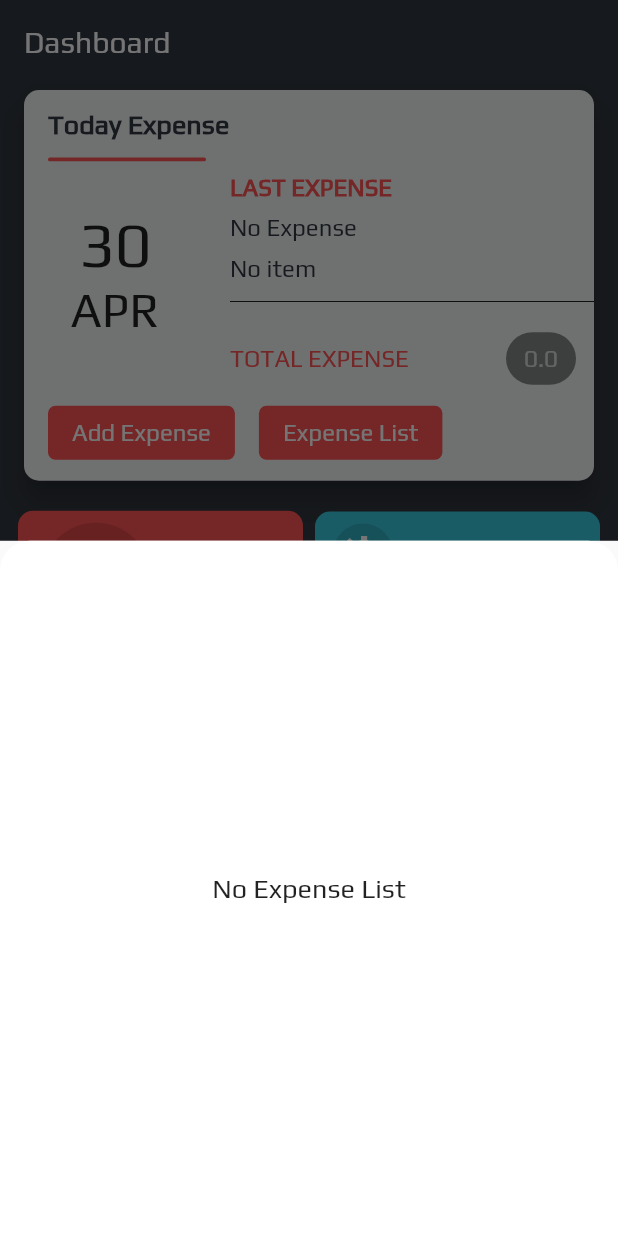
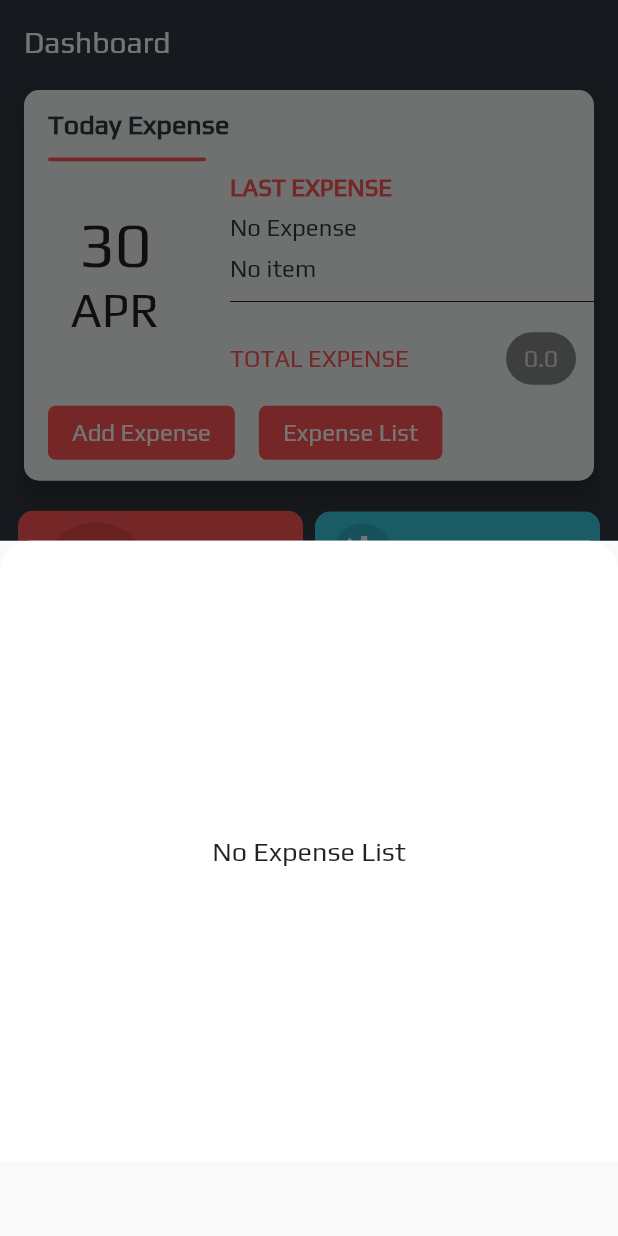
Before and after one commit to lmp95/mobile-expense, a Flutter app: the screen it shows after launch, after a tap on "Expense List", on a phone screen of 412 x 824 dp. Run offline on Flutter 3.47's test engine with Material 2 defaults, Android fonts, the phone set to English and light mode, and no system bars; drawn by our look-alikes of percent_indicator; our stand-ins replace charts_flutter, flutter_slidable, month_picker_dialog, sqflite; missing offline and left inert: date_range_picker, firebase_admob, flutter_calendar, flutter_picker; accounts and stored records are empty.

Commit message:
Added Banner Ads in App

```diff
--- a/lib/Views/Analystics/Month/analystics_main.dart
+++ b/lib/Views/Analystics/Month/analystics_main.dart
@@ -107,7 +107,7 @@ class _AnalysticsMainState extends State<AnalysticsMain> {
           ),
           body: SingleChildScrollView(
             child: Container(
-              height: dev.longestSide - kToolbarHeight - 24.0,
+              height: dev.longestSide - kToolbarHeight - 24.0 - 50.0,
               child: Column(
                 children: <Widget>[
                   Container(
--- a/lib/Views/Analystics/Month/generate_cate_monthly_exp_list.dart
+++ b/lib/Views/Analystics/Month/generate_cate_monthly_exp_list.dart
@@ -23,6 +23,7 @@ generateReport(DateTime _selectedMonth, String category, BuildContext context,
       context: context,
       builder: (builder) {
         return Container(
+          margin: EdgeInsets.only(bottom: 50.0),
           color: Colors.white,
           child: Column(
             children: <Widget>[
--- a/lib/Views/Analystics/Week/weekly_analystics_main.dart
+++ b/lib/Views/Analystics/Week/weekly_analystics_main.dart
@@ -174,7 +174,7 @@ class _WeekAnalysticsState extends State<WeekAnalystics> {
             body: loading == false
                 ? SingleChildScrollView(
                     child: Container(
-                      height: device.longestSide - kToolbarHeight - 24.0,
+                      height: device.longestSide - kToolbarHeight - 24.0 - 50.0,
                       child: Column(
                         children: <Widget>[
                           Container(
--- a/lib/Views/Analystics/Week/weekly_modal_dialog.dart
+++ b/lib/Views/Analystics/Week/weekly_modal_dialog.dart
@@ -15,6 +15,7 @@ void showModalSheet(
     context: context,
     builder: (builder) {
       return Container(
+        margin: EdgeInsets.only(bottom: 50.0),
         decoration: BoxDecoration(
           borderRadius: BorderRadius.only(
               topLeft: Radius.circular(20.0), topRight: Radius.circular(20.0)),
--- a/lib/Views/Analystics/Year/analystics_main_year.dart
+++ b/lib/Views/Analystics/Year/analystics_main_year.dart
@@ -208,6 +208,9 @@ class _YearlyAnalysticsMainState extends State<YearlyAnalysticsMain> {
           ),
           body: loading == false
               ? SingleChildScrollView(
+                  child: Container(
+                    margin: EdgeInsets.only(bottom: 10.0),
+                    height: device.longestSide,
                     child: Column(
                       children: [
                         Container(
@@ -305,6 +308,7 @@ class _YearlyAnalysticsMainState extends State<YearlyAnalysticsMain> {
                         )
                       ],
                     ),
+                  ),
                 )
               : Center(
                   child: Container(
--- a/lib/Views/Analystics/Year/year_exp_list.dart
+++ b/lib/Views/Analystics/Year/year_exp_list.dart
@@ -29,6 +29,7 @@ void showYearExpList(context, category, color, selectedYear) {
       context: context,
       builder: (BuildContext bc) {
         return Container(
+          margin: EdgeInsets.only(bottom: 50.0),
           child: Column(
             mainAxisSize: MainAxisSize.max,
             children: <Widget>[
--- a/lib/Views/ExpenseHistory/history.dart
+++ b/lib/Views/ExpenseHistory/history.dart
@@ -198,7 +198,7 @@ class _HistoryState extends State<History> {
 
   @override
   Widget build(BuildContext context) {
-    var devHeight = MediaQuery.of(context).size.height - kToolbarHeight - 24;
+    var devHeight = MediaQuery.of(context).size;
     return OrientationBuilder(
       builder: (context, orientation) {
         return Scaffold(
@@ -208,7 +208,7 @@ class _HistoryState extends State<History> {
           body: SingleChildScrollView(
             child: Container(
               height: orientation == Orientation.portrait
-                  ? devHeight
+                  ? devHeight.longestSide - kToolbarHeight - 24.0 - 50.0
                   : MediaQuery.of(context).size.longestSide / 1.4,
               child: Column(
                 mainAxisSize: MainAxisSize.min,
--- a/lib/Views/Income/income_form.dart
+++ b/lib/Views/Income/income_form.dart
@@ -125,6 +125,7 @@ class _IncomeFormState extends State<IncomeForm> {
                     ),
                   ),
                   Container(
+                    padding: const EdgeInsets.only(bottom: 12.0),
                     child: TextFormField(
                       style: TextStyle(color: Colors.white70),
                       keyboardType: TextInputType.text,
@@ -155,7 +156,6 @@ class _IncomeFormState extends State<IncomeForm> {
                     ),
                   ),
                   Container(
-                    padding: const EdgeInsets.only(bottom: 12.0),
                     child: TextFormField(
                       style: TextStyle(color: Colors.white70),
                       keyboardType: TextInputType.number,
--- a/lib/Views/LandingPage/landing_page.dart
+++ b/lib/Views/LandingPage/landing_page.dart
@@ -5,6 +5,9 @@ import '../../Views/LandingPage/today_expense.dart';
 import '../../Database/expense_db.dart';
 import '../../Views/LandingPage/navigate_btns.dart';
 import '../LandingPage/this_month_expense.dart';
+import 'package:firebase_admob/firebase_admob.dart';
+
+const String testDevice = '';
 
 class LandingPage extends StatefulWidget {
   @override
@@ -27,13 +30,36 @@ class _LandingPageState extends State<LandingPage> {
   List<String> setDateList = [];
 
   @override
+  void dispose() {
+    myBanner?.dispose();
+    super.dispose();
+  }
+
+  @override
   void initState() {
     super.initState();
     dbProvider.initDb();
   }
 
+  BannerAd myBanner = BannerAd(
+    adUnitId: 'ca-app-pub-3019709491358398/1215457405',
+    size: AdSize.smartBanner,
+    targetingInfo: targetInfo,
+    listener: (MobileAdEvent event) {
+      print("BannerAd event is $event");
+    },
+  );
+
   @override
   Widget build(BuildContext context) {
+    FirebaseAdMob.instance
+        .initialize(appId: 'ca-app-pub-3019709491358398~8563588097')
+        .then((result) {
+      myBanner
+        ..load()
+        ..show(anchorOffset: 0.0, anchorType: AnchorType.bottom);
+    });
+    var dev = MediaQuery.of(context).size;
     return OrientationBuilder(
       builder: (context, orientation) {
         return Scaffold(
@@ -44,6 +70,7 @@ class _LandingPageState extends State<LandingPage> {
           backgroundColor: Color(0xFF31373F),
           body: SingleChildScrollView(
             child: Container(
+              height: dev.longestSide - 30.0,
               color: Color(0xFF31373F),
               child: Column(
                 crossAxisAlignment: CrossAxisAlignment.start,
@@ -60,3 +87,13 @@ class _LandingPageState extends State<LandingPage> {
     );
   }
 }
+
+MobileAdTargetingInfo targetInfo = MobileAdTargetingInfo(
+  keywords: <String>['expense', 'expenager'],
+  contentUrl: 'https://flutter.io',
+  birthday: DateTime.now(),
+  childDirected: false,
+  designedForFamilies: false,
+  gender: MobileAdGender.unknown,
+  testDevices: <String>[],
+);
--- a/lib/Views/LandingPage/navigate_btns.dart
+++ b/lib/Views/LandingPage/navigate_btns.dart
@@ -24,6 +24,7 @@ class _NavigateBtnState extends State<NavigateBtn> {
             mainAxisSize: MainAxisSize.min,
             children: <Widget>[
               Container(
+                margin: EdgeInsets.only(bottom: 50.0),
                 padding: EdgeInsets.symmetric(horizontal: 8.0, vertical: 16.0),
                 color: Color(0xFF31373F),
                 child: Row(
@@ -181,7 +182,7 @@ class _NavigateBtnState extends State<NavigateBtn> {
                       "Analytics",
                       style: TextStyle(
                           color: Colors.white,
-                          fontSize: device.longestSide > 600 ? 18.0 : 16.0),
+                          fontSize: device.longestSide > 700 ? 18.0 : 16.0),
                     ),
                   ),
                 ],
@@ -235,7 +236,7 @@ class _NavigateBtnState extends State<NavigateBtn> {
                             style: TextStyle(
                                 color: Colors.white,
                                 fontSize:
-                                    device.longestSide > 600 ? 16.0 : 13.0),
+                                    device.longestSide > 700 ? 16.0 : 13.0),
                           ),
                         ),
                       ],
@@ -280,7 +281,7 @@ class _NavigateBtnState extends State<NavigateBtn> {
                             style: TextStyle(
                                 color: Colors.white,
                                 fontSize:
-                                    device.longestSide > 600 ? 16.0 : 13.0),
+                                    device.longestSide > 700 ? 16.0 : 13.0),
                           ),
                         ),
                       ],
--- a/lib/Views/LandingPage/this_month_expense.dart
+++ b/lib/Views/LandingPage/this_month_expense.dart
@@ -208,7 +208,8 @@ class _ThisMonthExpenseState extends State<ThisMonthExpense> {
                               "Total Income".toUpperCase(),
                               style: TextStyle(
                                   color: Colors.greenAccent,
-                                  fontSize: 12.0,
+                                  fontSize:
+                                      device.longestSide > 700 ? 12.0 : 10.0,
                                   letterSpacing: 2.0),
                             ),
                           ),
@@ -232,7 +233,9 @@ class _ThisMonthExpenseState extends State<ThisMonthExpense> {
                                             .replaceAllMapped(reg, mathFunc),
                                     style: TextStyle(
                                         color: Colors.white,
-                                        fontSize: 16.0,
+                                        fontSize: device.longestSide > 700
+                                            ? 16.0
+                                            : 13.0,
                                         letterSpacing: 1.5),
                                   ),
                                 );
@@ -243,7 +246,9 @@ class _ThisMonthExpenseState extends State<ThisMonthExpense> {
                                     "\$ 0.0",
                                     style: TextStyle(
                                         color: Colors.white,
-                                        fontSize: 16.0,
+                                        fontSize: device.longestSide > 700
+                                            ? 16.0
+                                            : 13.0,
                                         letterSpacing: 1.5),
                                   ),
                                 );
@@ -263,7 +268,8 @@ class _ThisMonthExpenseState extends State<ThisMonthExpense> {
                               "Total Expense".toUpperCase(),
                               style: TextStyle(
                                   color: Colors.redAccent,
-                                  fontSize: 12.0,
+                                  fontSize:
+                                      device.longestSide > 700 ? 12.0 : 10.0,
                                   letterSpacing: 2.0),
                             ),
                           ),
@@ -284,7 +290,9 @@ class _ThisMonthExpenseState extends State<ThisMonthExpense> {
                                             .replaceAllMapped(reg, mathFunc),
                                     style: TextStyle(
                                         color: Colors.white,
-                                        fontSize: 16.0,
+                                        fontSize: device.longestSide > 700
+                                            ? 16.0
+                                            : 13.0,
                                         letterSpacing: 1.5),
                                   );
                                 } else {
@@ -292,7 +300,9 @@ class _ThisMonthExpenseState extends State<ThisMonthExpense> {
                                     "\$0.0",
                                     style: TextStyle(
                                         color: Colors.white,
-                                        fontSize: 16.0,
+                                        fontSize: device.longestSide > 700
+                                            ? 16.0
+                                            : 13.0,
                                         letterSpacing: 1.5),
                                   );
                                 }
@@ -312,7 +322,8 @@ class _ThisMonthExpenseState extends State<ThisMonthExpense> {
                               "Balance".toUpperCase(),
                               style: TextStyle(
                                   color: Colors.white,
-                                  fontSize: 12.0,
+                                  fontSize:
+                                      device.longestSide > 700 ? 12.0 : 10.0,
                                   letterSpacing: 2.0),
                             ),
                           ),
@@ -334,7 +345,9 @@ class _ThisMonthExpenseState extends State<ThisMonthExpense> {
                                             : balance < 0.0
                                                 ? Colors.redAccent
                                                 : Colors.white,
-                                        fontSize: 16.0,
+                                        fontSize: device.longestSide > 700
+                                            ? 16.0
+                                            : 13.0,
                                         letterSpacing: 1.5),
                                   );
                                 } else {
@@ -342,7 +355,9 @@ class _ThisMonthExpenseState extends State<ThisMonthExpense> {
                                     "\$0.0",
                                     style: TextStyle(
                                         color: Colors.white,
-                                        fontSize: 16.0,
+                                        fontSize: device.longestSide > 700
+                                            ? 16.0
+                                            : 13.0,
                                         letterSpacing: 1.5),
                                   );
                                 }
--- a/lib/Views/LandingPage/today_expense.dart
+++ b/lib/Views/LandingPage/today_expense.dart
@@ -48,6 +48,7 @@ class _TodayExpenseState extends State<TodayExpense> {
         context: context,
         builder: (builder) {
           return Container(
+            margin: EdgeInsets.only(bottom: 50.0),
             decoration: BoxDecoration(
               borderRadius: BorderRadius.only(
                   topLeft: Radius.circular(20.0),
@@ -148,7 +149,7 @@ class _TodayExpenseState extends State<TodayExpense> {
                         child: Text(
                           "Today Expense",
                           style: TextStyle(
-                              fontSize: device.height <= 600 &&
+                              fontSize: device.height <= 700 &&
                                       orientation == Orientation.portrait
                                   ? 14.0
                                   : 18.0,
@@ -206,7 +207,7 @@ class _TodayExpenseState extends State<TodayExpense> {
                                   'Last Expense'.toUpperCase(),
                                   style: TextStyle(
                                       color: Colors.redAccent,
-                                      fontSize: device.height <= 600 &&
+                                      fontSize: device.height <= 700 &&
                                               orientation ==
                                                   Orientation.portrait
                                           ? 12.0
@@ -226,7 +227,7 @@ class _TodayExpenseState extends State<TodayExpense> {
                                           price,
                                           style: TextStyle(
                                             color: Color(0xFF31373F),
-                                            fontSize: device.height <= 600 &&
+                                            fontSize: device.height <= 700 &&
                                                     orientation ==
                                                         Orientation.portrait
                                                 ? 12.0
@@ -239,7 +240,7 @@ class _TodayExpenseState extends State<TodayExpense> {
                                           price,
                                           style: TextStyle(
                                             color: Color(0xFF31373F),
-                                            fontSize: device.height <= 600 &&
+                                            fontSize: device.height <= 700 &&
                                                     orientation ==
                                                         Orientation.portrait
                                                 ? 12.0
@@ -262,7 +263,7 @@ class _TodayExpenseState extends State<TodayExpense> {
                                           item,
                                           style: TextStyle(
                                             color: Color(0xFF31373F),
-                                            fontSize: device.height <= 600 &&
+                                            fontSize: device.height <= 700 &&
                                                     orientation ==
                                                         Orientation.portrait
                                                 ? 14.0
@@ -275,7 +276,7 @@ class _TodayExpenseState extends State<TodayExpense> {
                                           item,
                                           style: TextStyle(
                                             color: Color(0xFF31373F),
-                                            fontSize: device.height <= 600 &&
+                                            fontSize: device.height <= 700 &&
                                                     orientation ==
                                                         Orientation.portrait
                                                 ? 14.0
@@ -301,7 +302,7 @@ class _TodayExpenseState extends State<TodayExpense> {
                                         "Total Expense".toUpperCase(),
                                         style: TextStyle(
                                             color: Colors.redAccent,
-                                            fontSize: device.height <= 600 &&
+                                            fontSize: device.height <= 700 &&
                                                     orientation ==
                                                         Orientation.portrait
                                                 ? 13.0
@@ -375,7 +376,10 @@ class _TodayExpenseState extends State<TodayExpense> {
                               color: Colors.redAccent,
                               child: Text("Add Expense",
                                   style: TextStyle(
-                                      color: Colors.white, fontSize: 16.0)),
+                                      color: Colors.white,
+                                      fontSize: device.longestSide > 700
+                                          ? 16.0
+                                          : 13.0)),
                               onPressed: () {
                                 Navigator.push(
                                     context,
@@ -397,7 +401,10 @@ class _TodayExpenseState extends State<TodayExpense> {
                               color: Colors.redAccent,
                               child: Text("Expense List",
                                   style: TextStyle(
-                                      color: Colors.white, fontSize: 16.0)),
+                                      color: Colors.white,
+                                      fontSize: device.longestSide > 700
+                                          ? 16.0
+                                          : 13.0)),
                               onPressed: _showModalSheet,
                             ),
                           ),
--- a/lib/main.dart
+++ b/lib/main.dart
@@ -8,6 +8,7 @@ class MyApp extends StatelessWidget {
   @override
   Widget build(BuildContext context) {
     return MaterialApp(
+        title: "Expenager",
         debugShowCheckedModeBanner: false,
         theme: ThemeData(
           fontFamily: 'Play',
--- a/pubspec.yaml
+++ b/pubspec.yaml
@@ -26,6 +26,7 @@ dependencies:
   flutter_picker: ^1.0.8
   date_range_picker: ^1.0.6
   flutter_launcher_icons: ^0.7.0
+  firebase_admob: ^0.8.0+4
 
   # The following adds the Cupertino Icons font to your application.
   # Use with the CupertinoIcons class for iOS style icons.
```
Also changed, not shown: lib/Views/Analystics/Year/category_list.dart (+9 -8 lines), lib/Views/Income/income.dart (+32 -14 lines), 4 other files. Lines whose indentation alone changed are shown as unchanged.
